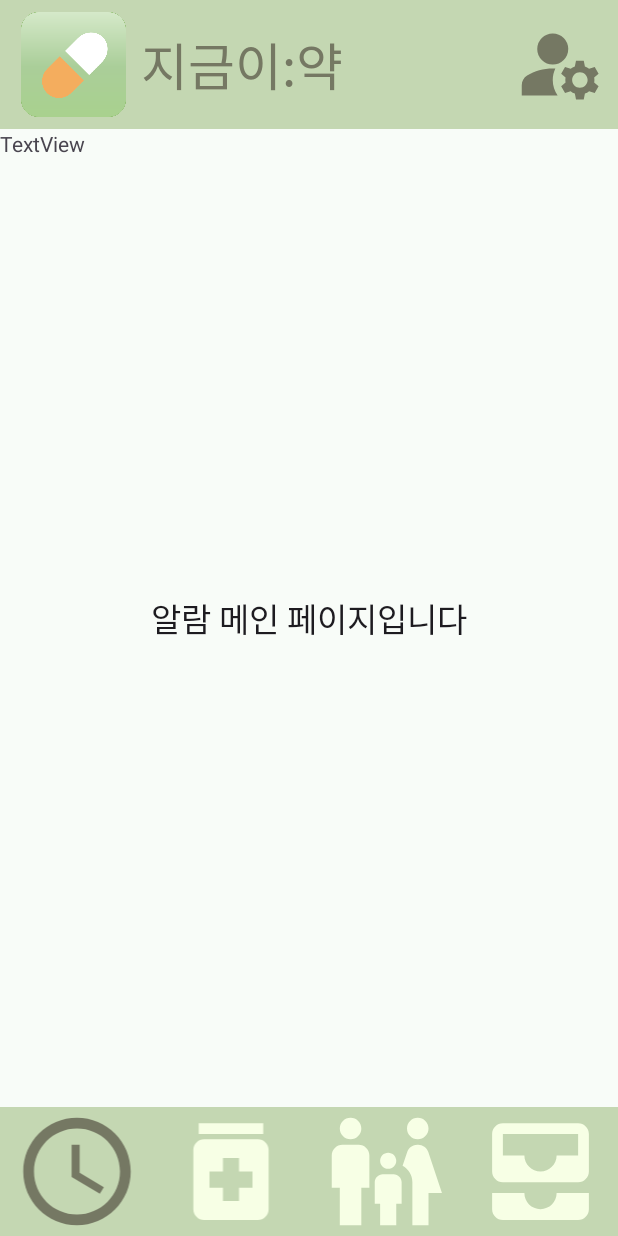
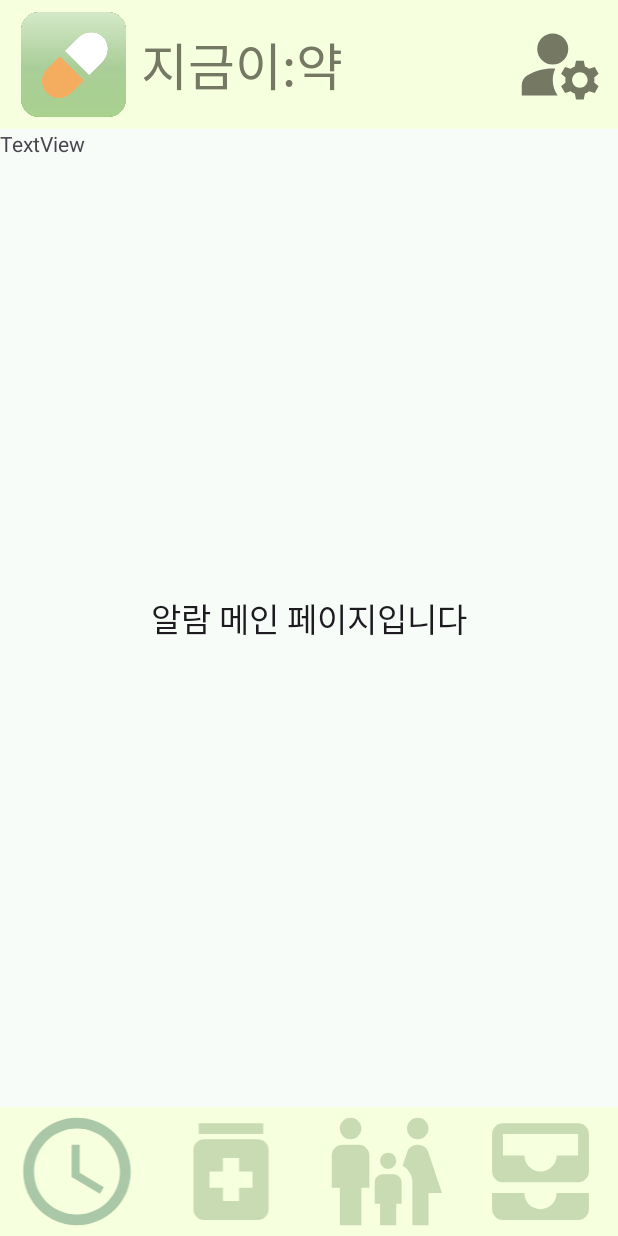
Before and after one commit to ysparrk/e-yak, an Android app: the MainActivity screen opened directly, with no data from a screen before it, on a phone screen of 412 x 824 dp. Run offline under Robolectric (Android 15) with nearby library versions, the phone set to English and light mode, and no system bars.

Commit message:
fix: 색 변경

```diff
--- a/EYAK(rev2)/app/src/main/java/com/example/eyakrev1/MainActivity.kt
+++ b/EYAK(rev2)/app/src/main/java/com/example/eyakrev1/MainActivity.kt
@@ -80,8 +80,8 @@ class MainActivity : AppCompatActivity() {
     }
 
     private fun changeTabColor(index: Int) {
-        val colorOn = "#ff757863"
-        val colorOff = "#ffF7FFE5"
+        val colorOn = "#FFAAC8A7"
+        val colorOff = "#FFC9DBB2"
 
         binding.alarmTab.setColorFilter(Color.parseColor(if(index == 0) colorOn else colorOff))
         binding.medicineTab.setColorFilter(Color.parseColor(if(index == 1) colorOn else colorOff))
--- a/EYAK(rev2)/app/src/main/res/layout/activity_main.xml
+++ b/EYAK(rev2)/app/src/main/res/layout/activity_main.xml
@@ -11,7 +11,7 @@
         android:id="@+id/toolbar"
         android:layout_width="0dp"
         android:layout_height="86dp"
-        android:background="#C4D7B2"
+        android:background="#F6FFDE"
         android:minHeight="?attr/actionBarSize"
         android:theme="?attr/actionBarTheme"
         app:layout_constraintEnd_toEndOf="parent"
@@ -47,7 +47,7 @@
         android:id="@+id/BottomLinearLayout"
         android:layout_width="0dp"
         android:layout_height="86dp"
-        android:background="#C4D7B2"
+        android:background="#F6FFDE"
         android:orientation="horizontal"
         app:layout_constraintBottom_toBottomOf="parent"
         app:layout_constraintEnd_toEndOf="parent"
@@ -61,7 +61,7 @@
             android:layout_height="match_parent"
             android:layout_weight="1"
             app:srcCompat="@drawable/baseline_access_time_24"
-            app:tint="#FFFFFF" />
+            app:tint="#C9DBB2" />
 
         <ImageView
             android:id="@+id/medicineTab"
@@ -69,7 +69,7 @@
             android:layout_height="match_parent"
             android:layout_weight="1"
             app:srcCompat="@drawable/baseline_medication_24"
-            app:tint="#FFFFFF" />
+            app:tint="#C9DBB2" />
 
         <ImageView
             android:id="@+id/familyTab"
@@ -77,7 +77,7 @@
             android:layout_height="match_parent"
             android:layout_weight="1"
             app:srcCompat="@drawable/baseline_family_restroom_24"
-            app:tint="#FFFFFF" />
+            app:tint="#C9DBB2" />
 
         <ImageView
             android:id="@+id/deviceTab"
@@ -85,7 +85,7 @@
             android:layout_height="match_parent"
             android:layout_weight="1"
             app:srcCompat="@drawable/baseline_all_inbox_24"
-            app:tint="#FFFFFF" />
+            app:tint="#C9DBB2" />
     </LinearLayout>
 
     <TextView
--- a/EYAK(rev2)/app/src/main/res/layout/activity_signup.xml
+++ b/EYAK(rev2)/app/src/main/res/layout/activity_signup.xml
@@ -78,7 +78,7 @@
                 android:layout_height="wrap_content"
                 android:layout_gravity="right"
                 android:layout_marginTop="10dp"
-                android:backgroundTint="#C4D7B2"
+                android:backgroundTint="#E3F2C1"
                 android:fontFamily="@font/tmoney_bold"
                 android:text="닉네임 중복 검사"
                 android:textColor="#757863" />
@@ -476,7 +476,7 @@
                 android:layout_height="wrap_content"
                 android:layout_marginTop="10dp"
                 android:layout_marginBottom="50dp"
-                android:backgroundTint="#C4D7B2"
+                android:backgroundTint="#E3F2C1"
                 android:fontFamily="@font/tmoney_bold"
                 android:text="회원 가입"
                 android:textColor="#757863" />
```
